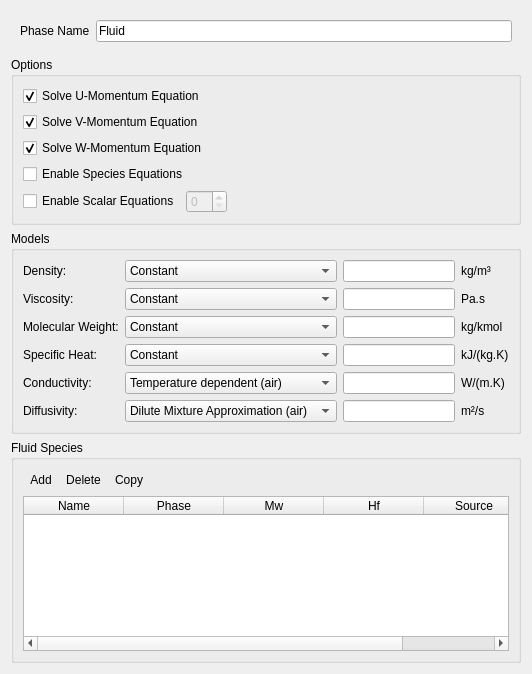
Above: gui/uifiles/fluid.ui from truongd8593/mfix before the change. Below: the same form after it.
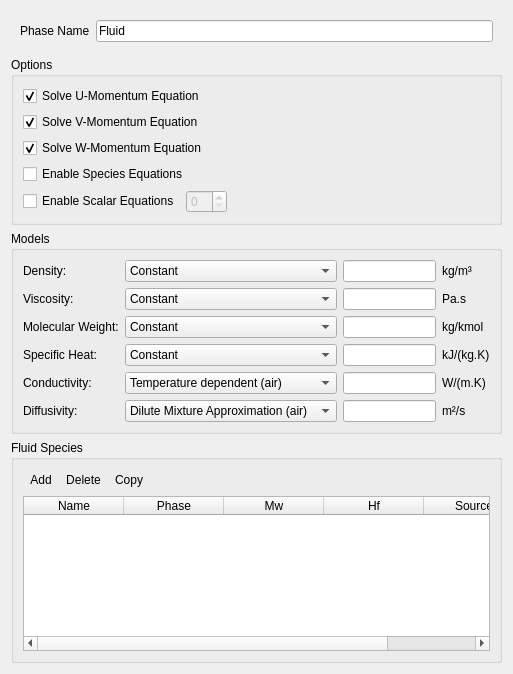
That is the form after the change. Custom widgets are drawn as their Qt base class.

Commit message: squash! move fluid pane to its own .ui file

What changed in the file:
```diff
--- a/gui/uifiles/fluid.ui
+++ b/gui/uifiles/fluid.ui
@@ -6,7 +6,7 @@
    <rect>
     <x>0</x>
     <y>0</y>
-    <width>532</width>
+    <width>513</width>
     <height>674</height>
    </rect>
   </property>
```
Left out of the diff: 34 changed lines with no effect on the pictures.
